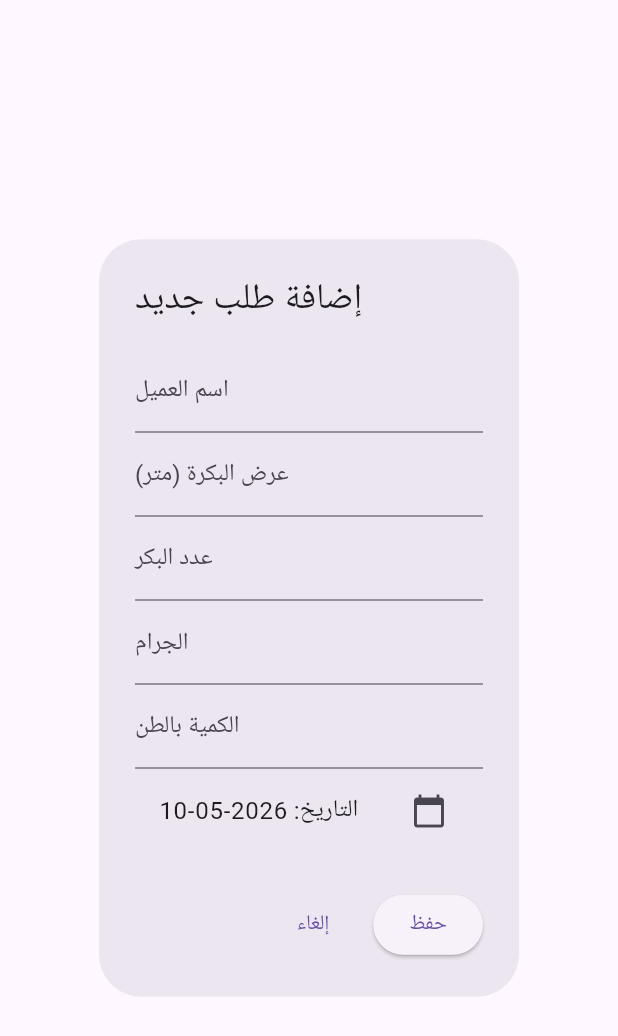
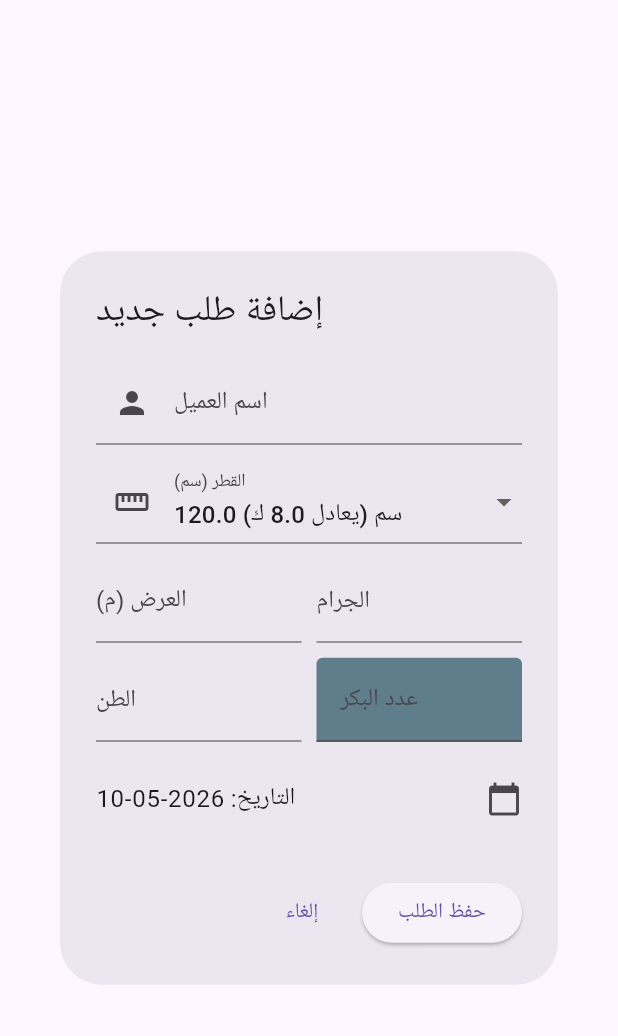
Before and after one commit to shadymohamedabdo/production_planner, a Flutter app: the OrderForm widget shown alone on an empty page, opened directly with empty values, on a phone screen of 412 x 824 dp. Shown: the top 1036 px of the screen. Run offline on Flutter 3.47's test engine with Material 3 defaults, Android fonts, the phone set to English and light mode, and no system bars; our stand-ins replace pdf, printing, sqflite_common_ffi; accounts and stored records are empty; Roboto replaces fonts that are missing (Cairo).

Commit message:
القطر وعدد البكر والمتوسط

```diff
--- a/lib/models/order.dart
+++ b/lib/models/order.dart
@@ -7,6 +7,8 @@ class Order {
   double grams;
   double totalTons;
   bool isPlanned;
+  final double diameter;       // القطر (120, 125, 140)
+  final double diameterWeight; // الوزن المعادل (8, 8.5, 11.5)
 
   Order({
     this.id,
@@ -17,8 +19,11 @@ class Order {
     required this.grams,
     required this.totalTons,
     this.isPlanned = false,
+    required this.diameter,
+    required this.diameterWeight,
   });
 
+  // تحويل الكائن إلى Map لتخزينه في قاعدة البيانات
   Map<String, dynamic> toMap() => {
     'id': id,
     'date': date.toIso8601String(),
@@ -28,8 +33,11 @@ class Order {
     'grams': grams,
     'totalTons': totalTons,
     'isPlanned': isPlanned ? 1 : 0,
+    'diameter': diameter,             // ضفنا السطر ده
+    'diameterWeight': diameterWeight, // ضفنا السطر ده
   };
 
+  // تحويل الـ Map القادم من قاعدة البيانات إلى كائن Order
   factory Order.fromMap(Map<String, dynamic> map) => Order(
     id: map['id'],
     date: DateTime.parse(map['date']),
@@ -39,5 +47,7 @@ class Order {
     grams: map['grams'],
     totalTons: map['totalTons'],
     isPlanned: map['isPlanned'] == 1,
+    diameter: map['diameter'] ?? 120.0,             // ضفنا السطر ده مع قيمة افتراضية
+    diameterWeight: map['diameterWeight'] ?? 8.0,   // ضفنا السطر ده مع قيمة افتراضية
   );
 }
--- a/lib/widgets/order_form.dart
+++ b/lib/widgets/order_form.dart
@@ -4,9 +4,9 @@ import '../database/database_helper.dart';
 
 class OrderForm extends StatefulWidget {
   final VoidCallback onSaved;
-  final Order? order; // أضفنا هذا السطر لاستقبال بيانات الطلب في حالة التعديل
+  final Order? order;
 
-  OrderForm({required this.onSaved, this.order}); // جعلناه اختيارياً
+  OrderForm({required this.onSaved, this.order});
 
   @override
   _OrderFormState createState() => _OrderFormState();
@@ -14,17 +14,25 @@ class OrderForm extends StatefulWidget {
 
 class _OrderFormState extends State<OrderForm> {
   final _formKey = GlobalKey<FormState>();
+
+  // المدخلات الأساسية
   final _customerController = TextEditingController();
   final _widthController = TextEditingController();
-  final _quantityController = TextEditingController();
+  final _quantityController = TextEditingController(); // محسوب تلقائياً
   final _gramsController = TextEditingController();
   final _tonsController = TextEditingController();
   DateTime _selectedDate = DateTime.now();
 
+  double? _selectedDiameter;
+  final Map<double, double> _diameterSpecs = {
+    120.0: 8.0,
+    125.0: 8.5,
+    140.0: 11.5,
+  };
+
   @override
   void initState() {
     super.initState();
-    // لو فيه طلب مبعوت، املأ البيانات في الحقول فوراً
     if (widget.order != null) {
       _customerController.text = widget.order!.customerName;
       _widthController.text = widget.order!.width.toString();
@@ -32,12 +40,33 @@ class _OrderFormState extends State<OrderForm> {
       _gramsController.text = widget.order!.grams.toString();
       _tonsController.text = widget.order!.totalTons.toString();
       _selectedDate = widget.order!.date;
+      _selectedDiameter = widget.order!.diameter;
+    } else {
+      _selectedDiameter = 120.0; // القيمة الافتراضية
+    }
+  }
+
+  // دالة الحساب التلقائي لعدد البكر
+  void _calculateAutoFields() {
+    if (_tonsController.text.isNotEmpty && _selectedDiameter != null) {
+      try {
+        double inputTons = double.parse(_tonsController.text);
+        double kiloFactor = _diameterSpecs[_selectedDiameter!]!;
+        double avgWeight = _selectedDiameter! * kiloFactor; // متوسط وزن البكرة
+
+        if (inputTons != 0) {
+          // عدد البكر = متوسط الوزن / رقم الطن (حسب طلبك)
+          double rawQty = avgWeight / inputTons;
+          setState(() {
+            _quantityController.text = rawQty.round().toString();
+          });
+        }
+      } catch (e) {}
     }
   }
 
   @override
   void dispose() {
-    // تنظيف الـ controllers عند إغلاق الشاشة
     _customerController.dispose();
     _widthController.dispose();
     _quantityController.dispose();
@@ -48,47 +77,96 @@ class _OrderFormState extends State<OrderForm> {
 
   @override
   Widget build(BuildContext context) {
-    // تغيير العنوان بناءً على الحالة
     final isEditing = widget.order != null;
 
     return AlertDialog(
       title: Text(isEditing ? 'تعديل الطلب' : 'إضافة طلب جديد'),
       content: Form(
         key: _formKey,
-        child: SingleChildScrollView(
+        child: SizedBox(
+          width: 400, // تحديد عرض مناسب للفورم
+          child: SingleChildScrollView( // عشان لو الشاشة صغيرة المستخدم يقدر يسكرول
             child: Column(
               mainAxisSize: MainAxisSize.min,
               children: [
+                // 1. اسم العميل
                 TextFormField(
                   controller: _customerController,
-                decoration: const InputDecoration(labelText: 'اسم العميل'),
+                  decoration: const InputDecoration(labelText: 'اسم العميل', prefixIcon: Icon(Icons.person)),
                   validator: (v) => v!.isEmpty ? 'مطلوب' : null,
                 ),
-              TextFormField(
+                const SizedBox(height: 10),
+
+                // 2. اختيار القطر
+                DropdownButtonFormField<double>(
+                  value: _selectedDiameter,
+                  decoration: const InputDecoration(labelText: 'القطر (سم)', prefixIcon: Icon(Icons.straighten)),
+                  items: _diameterSpecs.keys.map((d) => DropdownMenuItem(
+                      value: d,
+                      child: Text("$d سم (يعادل ${_diameterSpecs[d]} ك)")
+                  )).toList(),
+                  onChanged: (val) {
+                    setState(() => _selectedDiameter = val);
+                    _calculateAutoFields();
+                  },
+                ),
+                const SizedBox(height: 10),
+
+                // 3. العرض والجرام في سطر واحد
+                Row(
+                  children: [
+                    Expanded(
+                      child: TextFormField(
                         controller: _widthController,
-                decoration: const InputDecoration(labelText: 'عرض البكرة (متر)'),
+                        decoration: const InputDecoration(labelText: 'العرض (م)'),
                         keyboardType: TextInputType.number,
                         validator: (v) => v!.isEmpty ? 'مطلوب' : null,
                       ),
-              TextFormField(
-                controller: _quantityController,
-                decoration: const InputDecoration(labelText: 'عدد البكر'),
-                keyboardType: TextInputType.number,
-                validator: (v) => v!.isEmpty ? 'مطلوب' : null,
                     ),
-              TextFormField(
+                    const SizedBox(width: 10),
+                    Expanded(
+                      child: TextFormField(
                         controller: _gramsController,
                         decoration: const InputDecoration(labelText: 'الجرام'),
                         keyboardType: TextInputType.number,
                         validator: (v) => v!.isEmpty ? 'مطلوب' : null,
                       ),
-              TextFormField(
+                    ),
+                  ],
+                ),
+                const SizedBox(height: 10),
+
+                // 4. الطن وعدد البكر (المحسوب)
+                Row(
+                  children: [
+                    Expanded(
+                      child: TextFormField(
                         controller: _tonsController,
-                decoration: const InputDecoration(labelText: 'الكمية بالطن'),
+                        decoration: const InputDecoration(labelText: 'الطن'),
                         keyboardType: TextInputType.number,
+                        onChanged: (v) => _calculateAutoFields(),
                         validator: (v) => v!.isEmpty ? 'مطلوب' : null,
                       ),
+                    ),
+                    const SizedBox(width: 10),
+                    Expanded(
+                      child: TextFormField(
+                        controller: _quantityController,
+                        decoration: const InputDecoration(
+                          labelText: 'عدد البكر',
+                          filled: true,
+                          fillColor: Colors.blueGrey,
+                        ),
+                        readOnly: true, // للقراءة فقط لأنه محسوب
+                      ),
+                    ),
+                  ],
+                ),
+                const SizedBox(height: 10),
+
+                // 5. التاريخ
                 ListTile(
+                  contentPadding: EdgeInsets.zero,
                   title: Text('التاريخ: ${_selectedDate.toLocal().toString().split(' ')[0]}'),
                   trailing: const Icon(Icons.calendar_today),
                   onTap: () async {
@@ -105,41 +183,35 @@ class _OrderFormState extends State<OrderForm> {
             ),
           ),
         ),
+      ),
       actions: [
         TextButton(onPressed: () => Navigator.pop(context), child: const Text('إلغاء')),
         ElevatedButton(
           onPressed: () async {
             if (_formKey.currentState!.validate()) {
               final order = Order(
-                id: widget.order?.id, // مهم جداً: الاحتفاظ بنفس الـ ID لو بنعدل
+                id: widget.order?.id,
                 date: _selectedDate,
                 customerName: _customerController.text,
                 width: double.parse(_widthController.text),
                 quantity: int.parse(_quantityController.text),
                 grams: double.parse(_gramsController.text),
                 totalTons: double.parse(_tonsController.text),
-                isPlanned: widget.order?.isPlanned ?? false, // الحفاظ على حالة التخطيط
+                diameter: _selectedDiameter!,
+                diameterWeight: _diameterSpecs[_selectedDiameter!]!,
+                isPlanned: widget.order?.isPlanned ?? false,
               );
 
               if (isEditing) {
-                // تحديث البيانات في قاعدة البيانات
-                final db = await DatabaseHelper().database;
-                await db.update(
-                  'orders',
-                  order.toMap(),
-                  where: 'id = ?',
-                  whereArgs: [order.id],
-                );
+                await DatabaseHelper().updateOrder(order);
               } else {
-                // إضافة جديد
                 await DatabaseHelper().insertOrder(order);
               }
-
               widget.onSaved();
               Navigator.pop(context);
             }
           },
-          child: Text(isEditing ? 'تعديل' : 'حفظ'),
+          child: Text(isEditing ? 'تحديث' : 'حفظ الطلب'),
         ),
       ],
     );
```
Also changed, not shown: lib/database/database_helper.dart (+17 -13 lines), lib/screens/orders_screen.dart (+26 -16 lines), lib/screens/planning_screen.dart (+70 -53 lines). Lines whose indentation alone changed are shown as unchanged.
